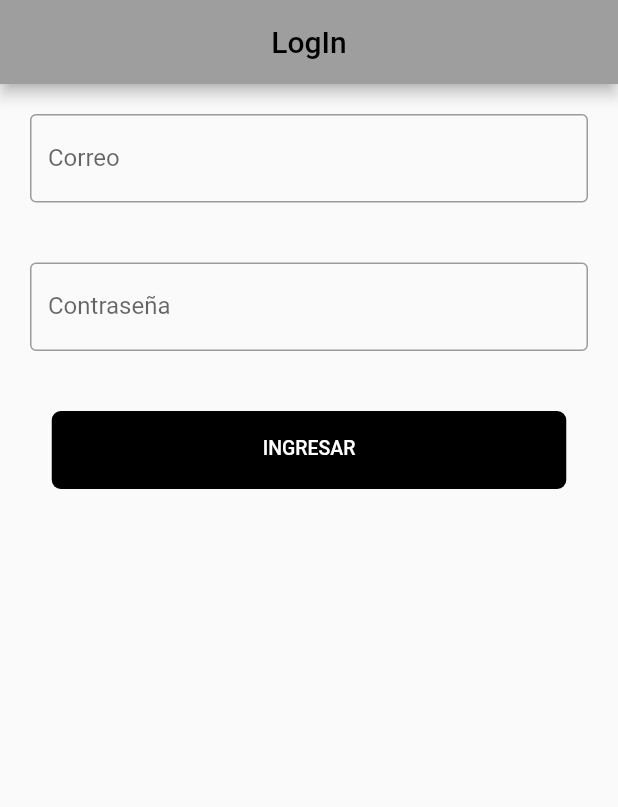
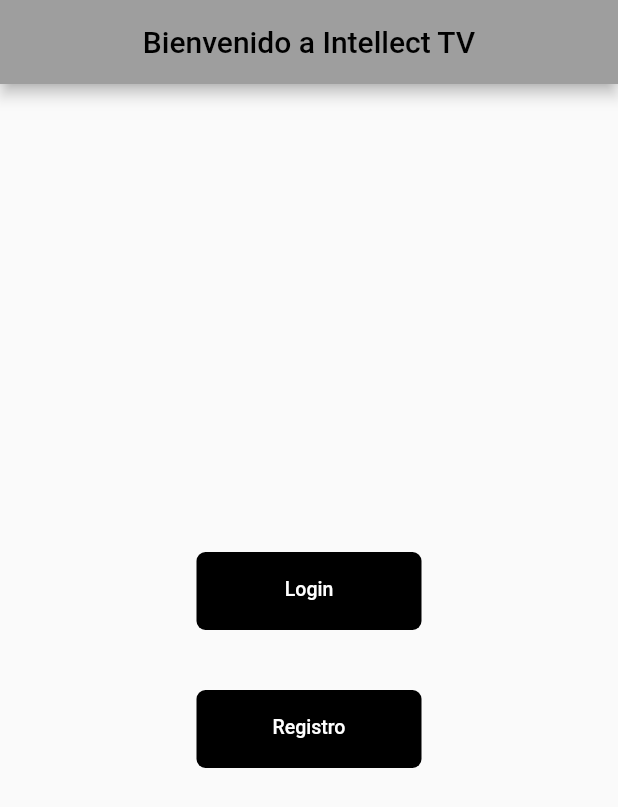
Before and after one commit to josepintod/intellect_tv, a Flutter app: the screen it shows after launch, on a phone screen of 412 x 824 dp. Shown: the top 807 px of the screen. Run offline on Flutter 3.47's test engine with Material 2 defaults, Android fonts, the light colour scheme and no system bars.

Commit message:
solo vistas

```diff
--- a/lib/ui/app.dart
+++ b/lib/ui/app.dart
@@ -1,4 +1,6 @@
 import 'package:flutter/material.dart';
+import 'pages/content.dart';
+import 'pages/inicio.dart';
 import 'pages/login.dart';
 import 'pages/registro.dart';
 
@@ -13,18 +15,20 @@ class App extends StatelessWidget {
       theme: ThemeData(
         primarySwatch: Colors.grey,
       ),
-
       initialRoute: '/',
       routes: {
-        '/': (context) => const LoginPage(
+        '/': (context) => const InicioPage(
+              title: 'Bienvenido a Intellect TV',
+            ),
+        '/login': (context) => const LoginPage(
               title: 'LogIn',
             ),
         '/register': (context) => const RegisterPage(
               title: 'Registro',
             ),
-        /*'/home': (context) => const HomePage(
-              title: 'Pagina de Post',
-            ),*/
+        '/content': (context) => const ContentPage(
+              title: 'Contenido',
+            ),
       },
     );
   }
--- /dev/null
+++ b/lib/ui/pages/inicio.dart
@@ -0,0 +1,99 @@
+import 'package:flutter/material.dart';
+
+class InicioPage extends StatefulWidget {
+  const InicioPage({Key? key, required this.title}) : super(key: key);
+
+  final String title;
+
+  @override
+  State<InicioPage> createState() => _InicioPageState();
+}
+
+class _InicioPageState extends State<InicioPage> {
+  @override
+  Widget build(BuildContext context) {
+    return Scaffold(
+      appBar: AppBar(
+        centerTitle: true,
+        title: Text(widget.title),
+      ),
+      body: Center(
+        child: Column(
+          mainAxisAlignment: MainAxisAlignment.center,
+          children: [
+            // Boton para ir a login
+            Center(
+              child: Container(
+                width: 150,
+                height: 52,
+                margin: const EdgeInsets.all(20.0),
+                decoration: BoxDecoration(
+                  borderRadius: const BorderRadius.only(
+                    topLeft: Radius.circular(6),
+                    topRight: Radius.circular(6),
+                    bottomLeft: Radius.circular(6),
+                    bottomRight: Radius.circular(6),
+                  ),
+                  color: const Color.fromRGBO(0, 0, 0, 1),
+                  border: Border.all(
+                    color: const Color.fromARGB(0, 0, 0, 1),
+                    width: 2,
+                  ),
+                ),
+                child: MaterialButton(
+                  child: const Text(
+                    "Login",
+                    textAlign: TextAlign.center,
+                    style: TextStyle(
+                        color: Color.fromRGBO(255, 255, 255, 1),
+                        fontFamily: 'Roboto',
+                        fontSize: 13,
+                        height: 1),
+                  ),
+                  onPressed: () {
+                    Navigator.pushNamed(context, '/login');
+                  },
+                ),
+              ),
+            ),
+            // Boton para ir a registro
+            Center(
+              child: Container(
+                width: 150,
+                height: 52,
+                margin: const EdgeInsets.all(20.0),
+                decoration: BoxDecoration(
+                  borderRadius: const BorderRadius.only(
+                    topLeft: Radius.circular(6),
+                    topRight: Radius.circular(6),
+                    bottomLeft: Radius.circular(6),
+                    bottomRight: Radius.circular(6),
+                  ),
+                  color: const Color.fromRGBO(0, 0, 0, 1),
+                  border: Border.all(
+                    color: const Color.fromARGB(0, 0, 0, 1),
+                    width: 2,
+                  ),
+                ),
+                child: MaterialButton(
+                  child: const Text(
+                    "Registro",
+                    textAlign: TextAlign.center,
+                    style: TextStyle(
+                        color: Color.fromRGBO(255, 255, 255, 1),
+                        fontFamily: 'Roboto',
+                        fontSize: 13,
+                        height: 1),
+                  ),
+                  onPressed: () {
+                    Navigator.pushNamed(context, '/register');
+                  },
+                ),
+              ),
+            ),
+          ],
+        ),
+      ),
+    );
+  }
+}
--- a/lib/ui/pages/login.dart
+++ b/lib/ui/pages/login.dart
@@ -79,7 +79,7 @@ class _LoginPageState extends State<LoginPage> {
                         height: 1),
                   ),
                   onPressed: () {
-                    Navigator.pushNamed(context, '/register');
+                    Navigator.pushNamed(context, '/content');
                   },
                 ),
               ),
```
Also changed, not shown: lib/ui/pages/content.dart (added, +80 -0 lines).
